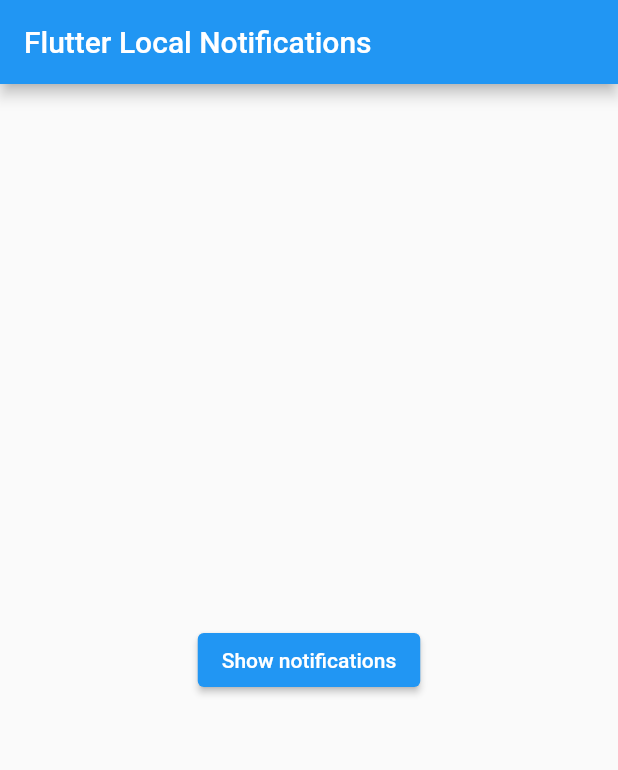
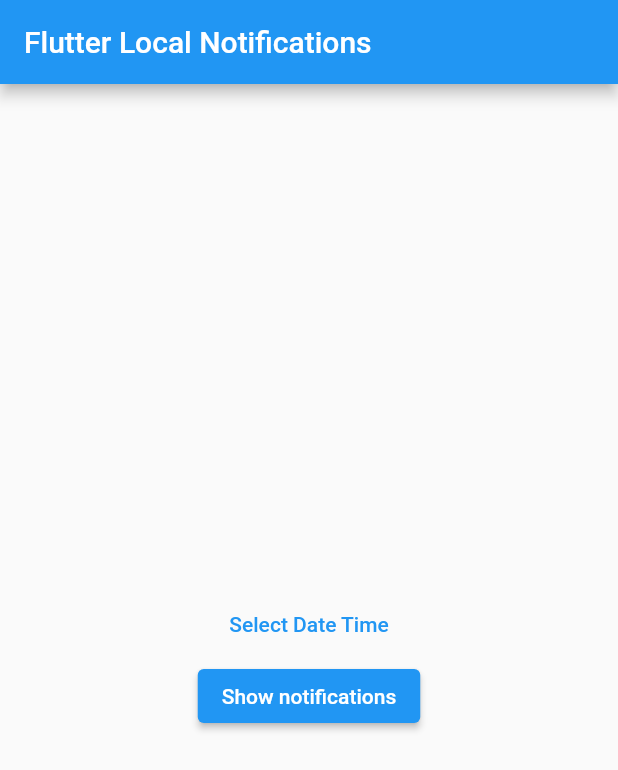
Before and after one commit to vijayinyoutube/schedule_notification_app_demo, a Flutter app: the screen it shows after launch, after a tap on "Show notifications", on a phone screen of 412 x 824 dp. Shown: the top 770 px of the screen. Run offline on Flutter 3.47's test engine with Material 2 defaults, Android fonts, the phone set to English and light mode, and no system bars; our stand-ins replace flutter_datetime_picker, flutter_local_notifications, timezone.

Commit message:
code refactoring done

```diff
--- a/lib/Services/notifi_service.dart
+++ b/lib/Services/notifi_service.dart
@@ -1,4 +1,6 @@
 import 'package:flutter_local_notifications/flutter_local_notifications.dart';
+import 'package:timezone/data/latest.dart' as tz;
+import 'package:timezone/timezone.dart' as tz;
 
 class NotificationService {
   final FlutterLocalNotificationsPlugin notificationsPlugin =
@@ -34,4 +36,24 @@
     return notificationsPlugin.show(
         id, title, body, await notificationDetails());
   }
+
+  Future scheduleNotification(
+      {int id = 0,
+      String? title,
+      String? body,
+      String? payLoad,
+      required DateTime scheduledNotificationDateTime}) async {
+    return notificationsPlugin.zonedSchedule(
+        id,
+        title,
+        body,
+        tz.TZDateTime.from(
+          DateTime.now().add(const Duration(seconds: 5)),
+          tz.local,
+        ),
+        await notificationDetails(),
+        androidAllowWhileIdle: true,
+        uiLocalNotificationDateInterpretation:
+            UILocalNotificationDateInterpretation.absoluteTime);
+  }
 }
--- a/lib/home_page.dart
+++ b/lib/home_page.dart
@@ -1,4 +1,5 @@
 import 'package:flutter/material.dart';
+import 'package:flutter_datetime_picker/flutter_datetime_picker.dart';
 
 import 'Services/notifi_service.dart';
 
@@ -12,6 +13,7 @@
 }
 
 class _MyHomePageState extends State<MyHomePage> {
+   DateTime scheduleTime=DateTime.now();
   @override
   Widget build(BuildContext context) {
     return Scaffold(
@@ -19,13 +21,71 @@
         title: Text(widget.title),
       ),
       body: Center(
-          child: ElevatedButton(
-        child: const Text('Show notifications'),
-        onPressed: () {
-          NotificationService()
-              .showNotification(title: 'Sample title', body: 'It works!');
-        },
+          child: Column(
+        mainAxisAlignment: MainAxisAlignment.center,
+        children: [
+          DatePickerTxt(scheduleTime: scheduleTime),
+          ScheduleBtn(scheduleTime: scheduleTime),
+        ],
       )),
     );
   }
 }
+
+class DatePickerTxt extends StatefulWidget {
+  DatePickerTxt({
+    Key? key,
+    required this.scheduleTime,
+  }) : super(key: key);
+
+  DateTime scheduleTime;
+
+  @override
+  State<DatePickerTxt> createState() => _DatePickerTxtState();
+}
+
+class _DatePickerTxtState extends State<DatePickerTxt> {
+  @override
+  Widget build(BuildContext context) {
+    return TextButton(
+      onPressed: () {
+        DatePicker.showDatePicker(context,
+            showTitleActions: true,
+            minTime: DateTime(2018, 3, 5),
+            maxTime: DateTime(2023, 23, 30), onChanged: (date) {
+          setState(() {
+            widget.scheduleTime = date;
+          });
+          debugPrint('change $date');
+        }, onConfirm: (date) {
+          debugPrint('confirm $date');
+        }, currentTime: DateTime.now());
+      },
+      child: const Text(
+        'Select Date Time',
+        style: TextStyle(color: Colors.blue),
+      ),
+    );
+  }
+}
+
+class ScheduleBtn extends StatelessWidget {
+  const ScheduleBtn({
+    Key? key,
+    required this.scheduleTime,
+  }) : super(key: key);
+
+  final DateTime scheduleTime;
+
+  @override
+  Widget build(BuildContext context) {
+    return ElevatedButton(
+      child: const Text('Show notifications'),
+      onPressed: () {
+        print(scheduleTime);
+        NotificationService()
+            .scheduleNotification(title: 'Sample title', body: 'It works!', scheduledNotificationDateTime: scheduleTime);
+      },
+    );
+  }
+}
--- a/lib/main.dart
+++ b/lib/main.dart
@@ -1,11 +1,13 @@
 import 'package:flutter/material.dart';
+import 'package:timezone/data/latest.dart' as tz;
+
 import 'Services/notifi_service.dart';
-
 import 'home_page.dart';
 
 void main() {
   WidgetsFlutterBinding.ensureInitialized();
   NotificationService().initNotification();
+  tz.initializeTimeZones();
   runApp(const MyApp());
 }
 
--- a/pubspec.yaml
+++ b/pubspec.yaml
@@ -37,6 +37,7 @@
   # Use with the CupertinoIcons class for iOS style icons.
   cupertino_icons: ^1.0.2
   flutter_local_notifications: ^13.0.0
+  flutter_datetime_picker: ^1.5.1
 
 dev_dependencies:
   flutter_test:
@@ -61,8 +62,7 @@
   uses-material-design: true
 
   # To add assets to your application, add an assets section, like this:
-  assets:
-    - assets/Images/
+  # assets:
   #   - images/a_dot_ham.jpeg
 
   # An image asset can refer to one or more resolution-specific "variants", see
```
Also changed, not shown: assets/Images/flutter_logo.png (deleted), pubspec.lock.
